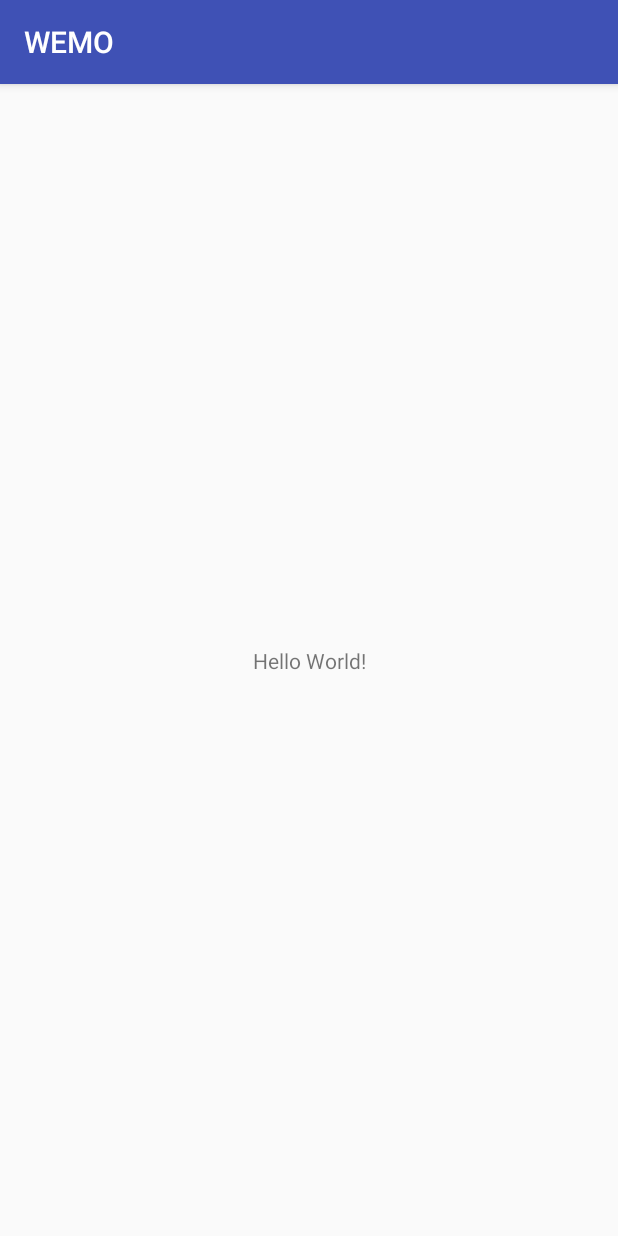
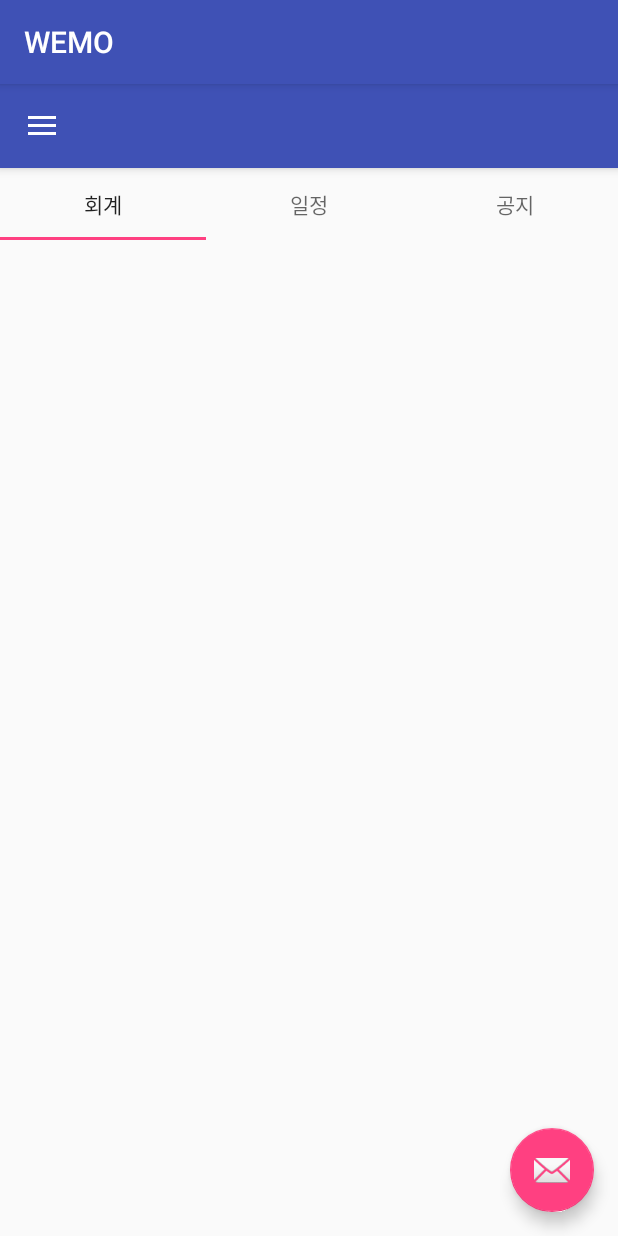
Before and after one commit to eun-bi/DevCamp3team, an Android app: the MainActivity screen opened directly, with no data from a screen before it, on a phone screen of 412 x 824 dp. Run offline under Robolectric (Android 15) with nearby library versions, the phone set to English and light mode, and no system bars; 1 statement that could not run was skipped.

Commit message:
main frame 파일 추가 및 작성

```diff
--- a/app/src/main/java/com/example/user/devcamp3team/Activity/MainActivity.java
+++ b/app/src/main/java/com/example/user/devcamp3team/Activity/MainActivity.java
@@ -1,15 +1,88 @@
 package com.example.user.devcamp3team.Activity;
 
+import android.support.annotation.NonNull;
+import android.support.design.widget.FloatingActionButton;
+import android.support.design.widget.NavigationView;
+import android.support.design.widget.Snackbar;
+import android.support.design.widget.TabLayout;
+import android.support.v4.view.GravityCompat;
+import android.support.v4.view.ViewPager;
+import android.support.v4.widget.DrawerLayout;
+import android.support.v7.app.ActionBarDrawerToggle;
 import android.support.v7.app.AppCompatActivity;
 import android.os.Bundle;
+import android.support.v7.widget.Toolbar;
+import android.view.MenuItem;
+import android.view.View;
 
 import com.example.user.devcamp3team.R;
 
-public class MainActivity extends AppCompatActivity {
+public class MainActivity extends AppCompatActivity implements NavigationView.OnNavigationItemSelectedListener {
+
+    private TabLayout tabLayout;
+    private ViewPager viewPager;
 
     @Override
     protected void onCreate(Bundle savedInstanceState) {
         super.onCreate(savedInstanceState);
         setContentView(R.layout.activity_main);
+
+        Toolbar toolbar = (Toolbar) findViewById(R.id.toolbar);
+        setSupportActionBar(toolbar);
+
+        FloatingActionButton fab = (FloatingActionButton) findViewById(R.id.fab);
+        fab.setOnClickListener(new View.OnClickListener() {
+            @Override
+            public void onClick(View view) {
+                Snackbar.make(view, "Replace with your own action", Snackbar.LENGTH_LONG)
+                        .setAction("Action", null).show();
+            }
+        });
+
+        DrawerLayout drawer = (DrawerLayout) findViewById(R.id.main_drawer_layout);
+        ActionBarDrawerToggle toggle = new ActionBarDrawerToggle(
+                this, drawer, toolbar, R.string.navigation_drawer_open, R.string.navigation_drawer_close);
+        drawer.setDrawerListener(toggle);
+        toggle.syncState();
+
+        NavigationView navigationView = (NavigationView) findViewById(R.id.main_nav_view);
+        navigationView.setNavigationItemSelectedListener(this);
+
+        attachTabs();
+    }
+
+    private void attachTabs() {
+        tabLayout = (TabLayout) findViewById(R.id.main_tabs);
+        tabLayout.addTab(tabLayout.newTab().setText("회계"));
+        tabLayout.addTab(tabLayout.newTab().setText("일정"));
+        tabLayout.addTab(tabLayout.newTab().setText("공지"));
+
+        viewPager = (ViewPager) findViewById(R.id.main_viewpager);
+
+        tabLayout.setupWithViewPager(viewPager);
+    }
+
+    @Override
+    public boolean onNavigationItemSelected(@NonNull MenuItem item) {
+        // Handle navigation view item clicks here.
+        int id = item.getItemId();
+
+        if (id == R.id.nav_camera) {
+            // Handle the camera action
+        } else if (id == R.id.nav_gallery) {
+
+        } else if (id == R.id.nav_slideshow) {
+
+        } else if (id == R.id.nav_manage) {
+
+        } else if (id == R.id.nav_share) {
+
+        } else if (id == R.id.nav_send) {
+
+        }
+
+        DrawerLayout drawer = (DrawerLayout) findViewById(R.id.drawer_layout);
+        drawer.closeDrawer(GravityCompat.START);
+        return true;
     }
 }
--- a/app/src/main/res/layout/activity_main.xml
+++ b/app/src/main/res/layout/activity_main.xml
@@ -1,18 +1,25 @@
 <?xml version="1.0" encoding="utf-8"?>
-<android.support.constraint.ConstraintLayout xmlns:android="http://schemas.android.com/apk/res/android"
+<android.support.v4.widget.DrawerLayout xmlns:android="http://schemas.android.com/apk/res/android"
     xmlns:app="http://schemas.android.com/apk/res-auto"
     xmlns:tools="http://schemas.android.com/tools"
+    android:id="@+id/main_drawer_layout"
     android:layout_width="match_parent"
     android:layout_height="match_parent"
-    tools:context="com.example.user.devcamp3team.Activity.MainActivity">
+    android:fitsSystemWindows="true"
+    tools:openDrawer="start">
 
-    <TextView
+    <include
+        layout="@layout/app_bar_main"
+        android:layout_width="match_parent"
+        android:layout_height="match_parent" />
+
+    <android.support.design.widget.NavigationView
+        android:id="@+id/main_nav_view"
         android:layout_width="wrap_content"
-        android:layout_height="wrap_content"
-        android:text="Hello World!"
-        app:layout_constraintBottom_toBottomOf="parent"
-        app:layout_constraintLeft_toLeftOf="parent"
-        app:layout_constraintRight_toRightOf="parent"
-        app:layout_constraintTop_toTopOf="parent" />
+        android:layout_height="match_parent"
+        android:layout_gravity="start"
+        android:fitsSystemWindows="true"
+        app:headerLayout="@layout/nav_header_home"
+        app:menu="@menu/activity_home_drawer" />
 
-</android.support.constraint.ConstraintLayout>
+</android.support.v4.widget.DrawerLayout>
--- /dev/null
+++ b/app/src/main/res/layout/app_bar_main.xml
@@ -0,0 +1,33 @@
+<?xml version="1.0" encoding="utf-8"?>
+<android.support.design.widget.CoordinatorLayout xmlns:android="http://schemas.android.com/apk/res/android"
+    xmlns:app="http://schemas.android.com/apk/res-auto"
+    xmlns:tools="http://schemas.android.com/tools"
+    android:layout_width="match_parent"
+    android:layout_height="match_parent"
+    tools:context="com.example.user.devcamp3team.Activity.MainActivity">
+
+    <android.support.design.widget.AppBarLayout
+        android:layout_width="match_parent"
+        android:layout_height="wrap_content"
+        android:theme="@style/AppTheme.AppBarOverlay">
+
+        <android.support.v7.widget.Toolbar
+            android:id="@+id/toolbar"
+            android:layout_width="match_parent"
+            android:layout_height="?attr/actionBarSize"
+            android:background="?attr/colorPrimary"
+            app:popupTheme="@style/AppTheme.PopupOverlay" />
+
+    </android.support.design.widget.AppBarLayout>
+
+    <include layout="@layout/content_main" />
+
+    <android.support.design.widget.FloatingActionButton
+        android:id="@+id/fab"
+        android:layout_width="wrap_content"
+        android:layout_height="wrap_content"
+        android:layout_gravity="bottom|end"
+        android:layout_margin="@dimen/fab_margin"
+        app:srcCompat="@android:drawable/ic_dialog_email" />
+
+</android.support.design.widget.CoordinatorLayout>
--- /dev/null
+++ b/app/src/main/res/layout/content_main.xml
@@ -0,0 +1,25 @@
+<?xml version="1.0" encoding="utf-8"?>
+<android.support.constraint.ConstraintLayout xmlns:android="http://schemas.android.com/apk/res/android"
+    xmlns:app="http://schemas.android.com/apk/res-auto"
+    xmlns:tools="http://schemas.android.com/tools"
+    android:layout_width="match_parent"
+    android:layout_height="match_parent"
+    app:layout_behavior="@string/appbar_scrolling_view_behavior"
+    tools:context="com.example.user.devcamp3team.Activity.MainActivity"
+    tools:showIn="@layout/app_bar_main">
+
+    <android.support.design.widget.TabLayout
+        android:id="@+id/main_tabs"
+        android:layout_width="match_parent"
+        android:layout_height="wrap_content"
+        />
+    <!--app:tabIndicatorColor=""-->
+    <!--app:tabTextColor=""-->
+    <android.support.v4.view.ViewPager
+        android:id="@+id/main_viewpager"
+        android:layout_width="wrap_content"
+        android:layout_height="match_parent">
+
+    </android.support.v4.view.ViewPager>
+
+</android.support.constraint.ConstraintLayout>
```
